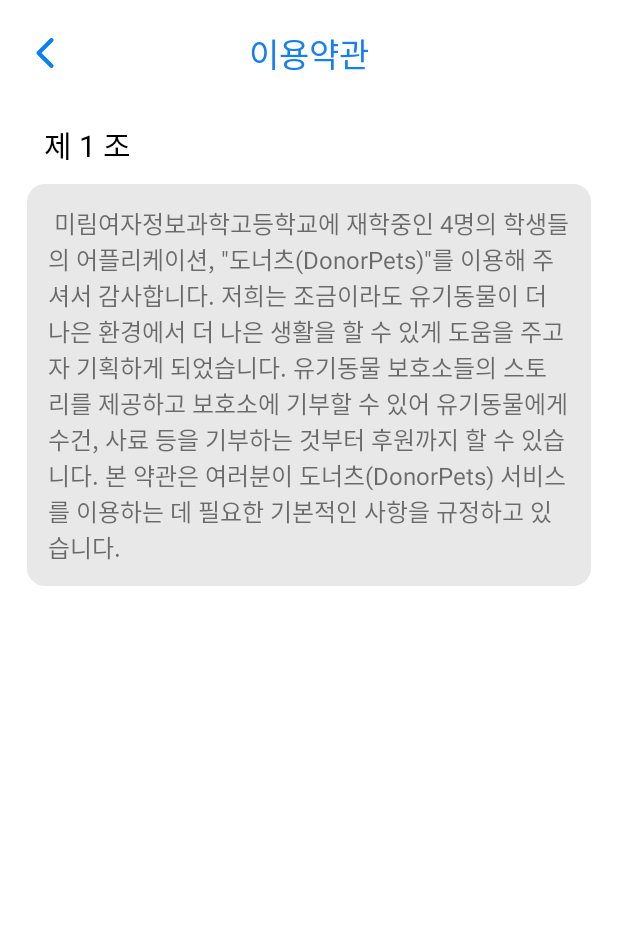
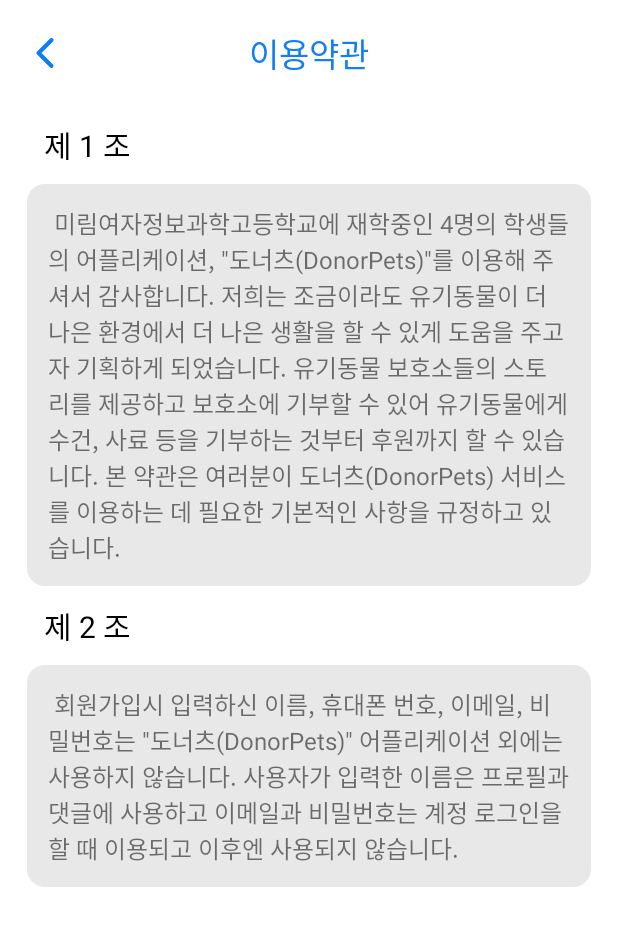
Before and after one commit to LHyunSoo/DonerPets, an Android app: the TOSActivity screen opened directly, with no data from a screen before it, on a phone screen of 412 x 824 dp. Shown: the top 926 px of the screen. Run offline under Robolectric (Android 15) with nearby library versions, the phone set to English and light mode, and no system bars.

Commit message:
update TOS

```diff
--- a/app/src/main/res/layout/activity_tos.xml
+++ b/app/src/main/res/layout/activity_tos.xml
@@ -71,6 +71,29 @@
             android:padding="14dp"
             android:textSize="16sp" />
 
+        <TextView
+            android:id="@+id/textView27"
+            android:layout_width="wrap_content"
+            android:layout_height="wrap_content"
+            android:layout_weight="1"
+            android:layout_marginLeft="18dp"
+            android:text="제 2 조"
+            android:textColor="#000000"
+            android:padding="11sp"
+            android:textSize="20sp" />
+
+        <TextView
+            android:id="@+id/textView28"
+            android:layout_width="wrap_content"
+            android:layout_height="wrap_content"
+            android:layout_weight="1"
+            android:layout_marginLeft="18dp"
+            android:layout_marginRight="18dp"
+            android:text=' 회원가입시 입력하신 이름, 휴대폰 번호, 이메일, 비밀번호는 "도너츠(DonorPets)" 어플리케이션 외에는 사용하지 않습니다. 사용자가 입력한 이름은 프로필과 댓글에 사용하고 이메일과 비밀번호는 계정 로그인을 할 때 이용되고 이후엔 사용되지 않습니다.'
+            android:background="@drawable/button5"
+            android:padding="14dp"
+            android:textSize="16sp" />
+
     </LinearLayout>
 
 </LinearLayout>
```
